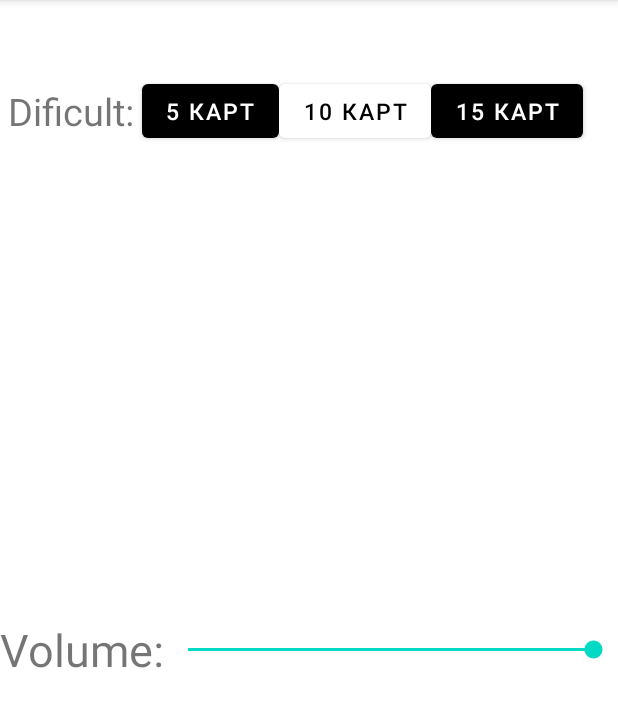
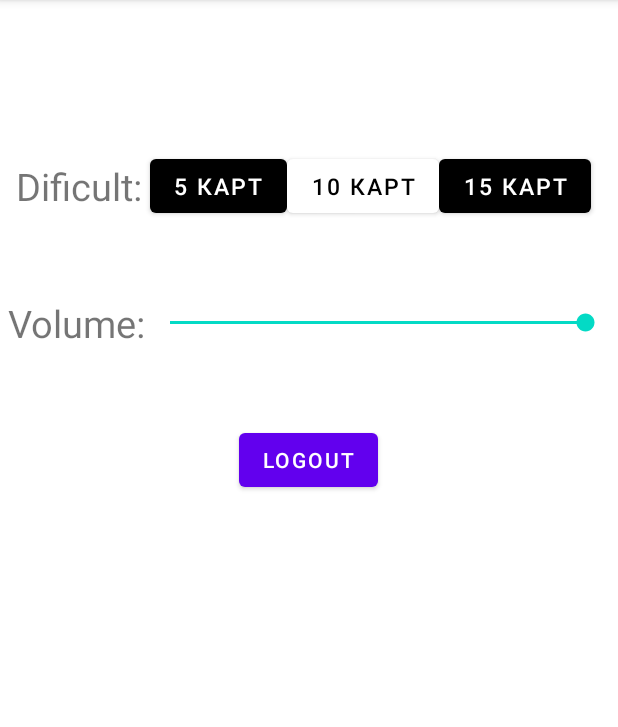
Before and after one commit to shumslav/GameCardForTest, an Android app: the SettingsActivity screen opened directly, with no data from a screen before it, on a phone screen of 412 x 824 dp, the part 84-811 px from its top. Run offline under Robolectric (Android 15) with nearby library versions, the phone set to English and light mode, and no system bars.

Commit message:
Made logout Some problem with SettingsApp

```diff
--- a/app/src/main/java/com/shumslav/cardgamefortest/Activity/SettingsActivity.kt
+++ b/app/src/main/java/com/shumslav/cardgamefortest/Activity/SettingsActivity.kt
@@ -1,18 +1,19 @@
 package com.shumslav.cardgamefortest.Activity
 
+import android.content.Intent
 import androidx.appcompat.app.AppCompatActivity
 import android.os.Bundle
 import android.widget.Button
 import android.widget.SeekBar
 import com.shumslav.cardgamefortest.Data.Firebase.resetSettingsFirebase
 import com.shumslav.cardgamefortest.Data.Models.SettingsApp
+import com.shumslav.cardgamefortest.Data.Models.User
 import com.shumslav.cardgamefortest.Data.SQLite.SQLiteHelper
 import com.shumslav.cardgamefortest.R
 
 class SettingsActivity : AppCompatActivity() {
 
     private val sqlHelper = SQLiteHelper(this)
-    private val user = sqlHelper.getUser()
     private var dificult = 10
     private var volumeLevel = 100
 
@@ -21,6 +22,8 @@ class SettingsActivity : AppCompatActivity() {
     private lateinit var buttonTenCard:Button
     private lateinit var buttonFifteenCard:Button
     private lateinit var seekVolume:SeekBar
+    private lateinit var logoutButton: Button
+    private lateinit var user: User
 
     override fun onCreate(savedInstanceState: Bundle?) {
         super.onCreate(savedInstanceState)
@@ -29,6 +32,13 @@ class SettingsActivity : AppCompatActivity() {
         buttonTenCard = findViewById(R.id.dificult_ten)
         buttonFifteenCard = findViewById(R.id.dificult_fifteen)
         seekVolume= findViewById(R.id.seek_bar_volume)
+        logoutButton = findViewById(R.id.logout)
+        user = sqlHelper.getUser()
+
+        logoutButton.setOnClickListener {
+            sqlHelper.deleteUserAndSettings()
+            startActivity(Intent(this, LoginActivity::class.java))
+        }
     }
 
     override fun onResume() {
@@ -76,7 +86,7 @@ class SettingsActivity : AppCompatActivity() {
     }
 
     override fun onDestroy() {
-        resetSettingsFirebase(user.getLogin(),user.getSettings())
+        resetSettingsFirebase(user.getLogin(),sqlHelper.getSettings())
         super.onDestroy()
     }
 
--- a/app/src/main/java/com/shumslav/cardgamefortest/Data/SQLite/SQLiteHelper.kt
+++ b/app/src/main/java/com/shumslav/cardgamefortest/Data/SQLite/SQLiteHelper.kt
@@ -91,5 +91,15 @@ class SQLiteHelper(val context: Context): SQLiteOpenHelper(context, DB_NAME,null
         return user
     }
 
+    fun deleteUserAndSettings(){
+        var db = this.writableDatabase
+        db.delete(TABLE_NAME_USER, null, null)
+        db.close()
+
+        db = this.writableDatabase
+        db.delete(TABLE_NAME_SETTINGS, null, null)
+        db.close()
+    }
+
 
 }
--- a/app/src/main/res/layout/activity_settings.xml
+++ b/app/src/main/res/layout/activity_settings.xml
@@ -6,16 +6,19 @@
     android:layout_height="match_parent"
     tools:context=".Activity.SettingsActivity">
 
+    <LinearLayout
+        android:orientation="vertical"
+        android:layout_width="match_parent"
+        android:layout_height="match_parent">
 
     <LinearLayout
         android:id="@+id/settings_dificult"
         android:layout_width="match_parent"
         android:layout_height="wrap_content"
-        android:layout_marginTop="50dp"
+        android:layout_marginTop="100dp"
         android:orientation="horizontal"
-        app:layout_constraintEnd_toEndOf="parent"
-        app:layout_constraintStart_toStartOf="parent"
-        app:layout_constraintTop_toTopOf="parent">
+        android:layout_marginStart="5dp"
+        android:layout_marginEnd="5dp">
 
         <TextView
             android:id="@+id/settings_dificult_text"
@@ -59,16 +62,15 @@
         android:layout_width="match_parent"
         android:layout_height="wrap_content"
         android:orientation="horizontal"
-        app:layout_constraintBottom_toBottomOf="parent"
-        app:layout_constraintEnd_toEndOf="parent"
-        app:layout_constraintStart_toStartOf="parent"
-        app:layout_constraintTop_toBottomOf="@+id/settings_dificult">
+        android:layout_marginTop="50dp"
+        android:layout_marginStart="5dp"
+        android:layout_marginEnd="5dp">
 
         <TextView
             android:layout_width="wrap_content"
             android:layout_height="wrap_content"
             android:text="Volume:"
-            android:textSize="30sp" />
+            android:textSize="25sp" />
 
         <SeekBar
             android:id="@+id/seek_bar_volume"
@@ -78,5 +80,15 @@
             android:progress="100" />
     </LinearLayout>
 
+    <Button
+        android:id="@+id/logout"
+        android:layout_width="wrap_content"
+        android:layout_height="wrap_content"
+        android:layout_marginTop="50dp"
+        android:layout_gravity="center"
+        android:text="Logout"/>
+    </LinearLayout>
+
+
 
 </androidx.constraintlayout.widget.ConstraintLayout>
```
